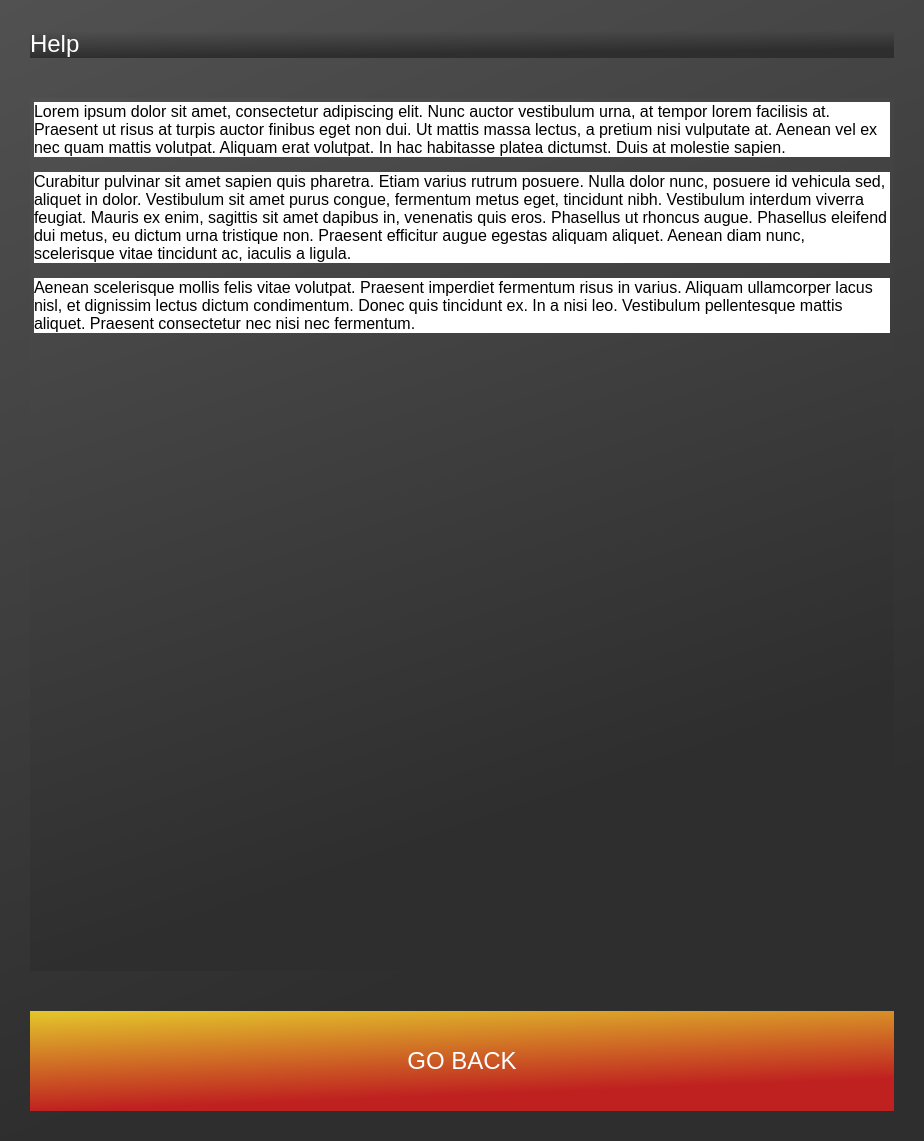
hunterjreid/HomeScan, file router/help.ui: the form before one commit.
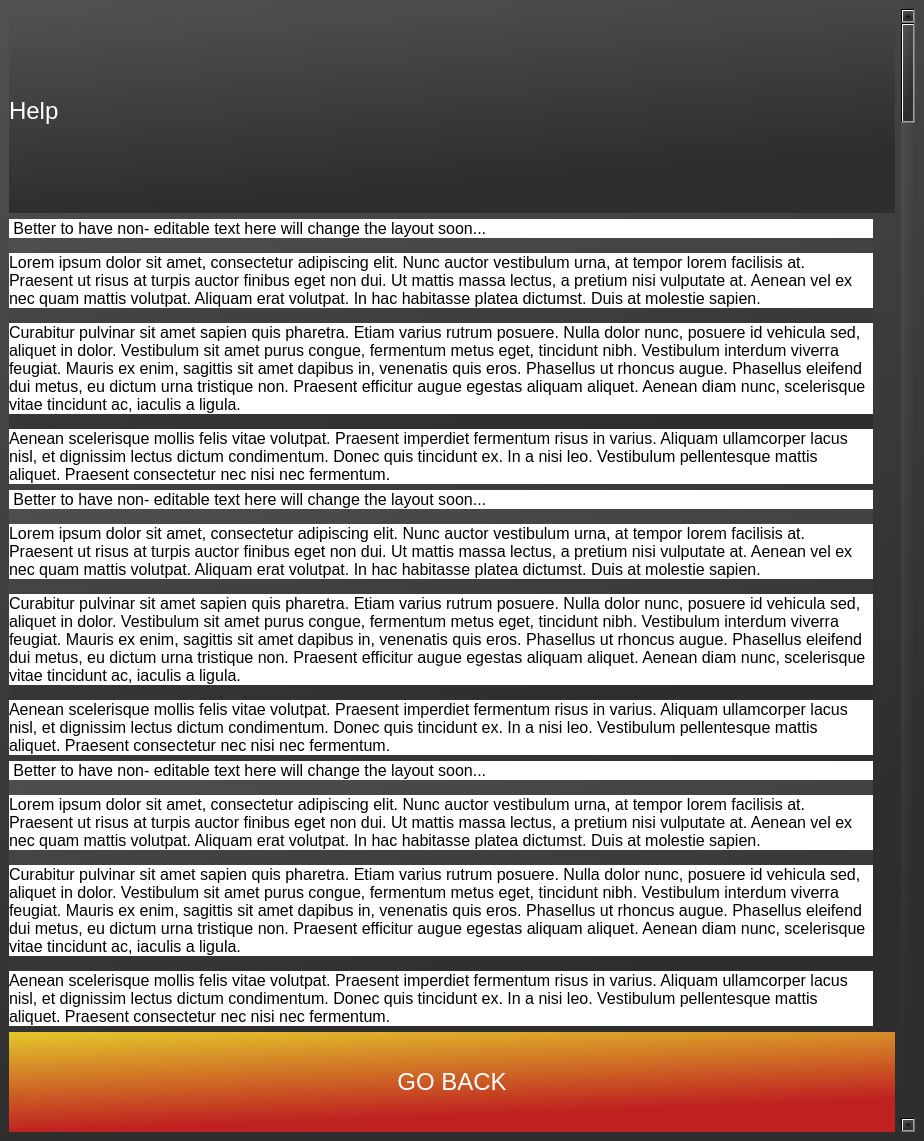
The form after the commit.

Commit message: changed help to non-editable text

The edit to the form file:
```diff
--- a/router/help.ui
+++ b/router/help.ui
@@ -18,22 +18,11 @@
 background-color: qlineargradient(spread:pad, x1:0, y1:0, x2:0.306, y2:0.909091, stop:0 rgba(81, 81, 81, 255), stop:1 rgba(46, 46, 46, 255));</string>
   </property>
   <widget class="QWidget" name="app">
+   <layout class="QVBoxLayout" name="verticalLayout_2">
+    <item>
+     <layout class="QHBoxLayout" name="horizontalLayout">
+      <item>
    <layout class="QVBoxLayout" name="verticalLayout">
-    <property name="spacing">
-     <number>40</number>
-    </property>
-    <property name="leftMargin">
-     <number>30</number>
-    </property>
-    <property name="topMargin">
-     <number>30</number>
-    </property>
-    <property name="rightMargin">
-     <number>30</number>
-    </property>
-    <property name="bottomMargin">
-     <number>30</number>
-    </property>
     <item>
      <widget class="QLabel" name="label">
       <property name="styleSheet">
@@ -47,18 +36,71 @@
      </widget>
     </item>
     <item>
-     <widget class="QTextEdit" name="textEdit">
-      <property name="styleSheet">
-       <string notr="true">font-size:20px;</string>
-      </property>
-      <property name="html">
+         <widget class="QLabel" name="Help_par3">
+          <property name="maximumSize">
+           <size>
+            <width>864</width>
+            <height>16777215</height>
+           </size>
+          </property>
+          <property name="text">
        <string>&lt;!DOCTYPE HTML PUBLIC &quot;-//W3C//DTD HTML 4.0//EN&quot; &quot;http://www.w3.org/TR/REC-html40/strict.dtd&quot;&gt;
 &lt;html&gt;&lt;head&gt;&lt;meta name=&quot;qrichtext&quot; content=&quot;1&quot; /&gt;&lt;style type=&quot;text/css&quot;&gt;
 p, li { white-space: pre-wrap; }
-&lt;/style&gt;&lt;/head&gt;&lt;body style=&quot; font-family:'MS Shell Dlg 2'; font-size:20px; font-weight:400; font-style:normal;&quot;&gt;
+&lt;/style&gt;&lt;/head&gt;&lt;body style=&quot; font-family:'MS Shell Dlg 2'; font-size:8pt; font-weight:400; font-style:normal;&quot;&gt;
+&lt;p style=&quot; margin-top:0px; margin-bottom:15px; margin-left:0px; margin-right:0px; -qt-block-indent:0; text-indent:0px; background-color:#ffffff;&quot;&gt;&lt;span style=&quot; font-family:'Open Sans,Arial,sans-serif'; font-size:12pt; color:#000000; background-color:#ffffff;&quot;&gt; Better to have non- editable text here will change the layout soon...&lt;/span&gt;&lt;/p&gt;
 &lt;p style=&quot; margin-top:0px; margin-bottom:15px; margin-left:0px; margin-right:0px; -qt-block-indent:0; text-indent:0px; background-color:#ffffff;&quot;&gt;&lt;span style=&quot; font-family:'Open Sans,Arial,sans-serif'; font-size:12pt; color:#000000; background-color:#ffffff;&quot;&gt;Lorem ipsum dolor sit amet, consectetur adipiscing elit. Nunc auctor vestibulum urna, at tempor lorem facilisis at. Praesent ut risus at turpis auctor finibus eget non dui. Ut mattis massa lectus, a pretium nisi vulputate at. Aenean vel ex nec quam mattis volutpat. Aliquam erat volutpat. In hac habitasse platea dictumst. Duis at molestie sapien.&lt;/span&gt;&lt;/p&gt;
 &lt;p style=&quot; margin-top:0px; margin-bottom:15px; margin-left:0px; margin-right:0px; -qt-block-indent:0; text-indent:0px; background-color:#ffffff;&quot;&gt;&lt;span style=&quot; font-family:'Open Sans,Arial,sans-serif'; font-size:12pt; color:#000000; background-color:#ffffff;&quot;&gt;Curabitur pulvinar sit amet sapien quis pharetra. Etiam varius rutrum posuere. Nulla dolor nunc, posuere id vehicula sed, aliquet in dolor. Vestibulum sit amet purus congue, fermentum metus eget, tincidunt nibh. Vestibulum interdum viverra feugiat. Mauris ex enim, sagittis sit amet dapibus in, venenatis quis eros. Phasellus ut rhoncus augue. Phasellus eleifend dui metus, eu dictum urna tristique non. Praesent efficitur augue egestas aliquam aliquet. Aenean diam nunc, scelerisque vitae tincidunt ac, iaculis a ligula.&lt;/span&gt;&lt;/p&gt;
 &lt;p style=&quot; margin-top:0px; margin-bottom:15px; margin-left:0px; margin-right:0px; -qt-block-indent:0; text-indent:0px; background-color:#ffffff;&quot;&gt;&lt;span style=&quot; font-family:'Open Sans,Arial,sans-serif'; font-size:12pt; color:#000000; background-color:#ffffff;&quot;&gt;Aenean scelerisque mollis felis vitae volutpat. Praesent imperdiet fermentum risus in varius. Aliquam ullamcorper lacus nisl, et dignissim lectus dictum condimentum. Donec quis tincidunt ex. In a nisi leo. Vestibulum pellentesque mattis aliquet. Praesent consectetur nec nisi nec fermentum.&lt;/span&gt;&lt;/p&gt;&lt;/body&gt;&lt;/html&gt;</string>
+          </property>
+          <property name="wordWrap">
+           <bool>true</bool>
+          </property>
+         </widget>
+        </item>
+        <item>
+         <widget class="QLabel" name="Help_par2">
+          <property name="maximumSize">
+           <size>
+            <width>864</width>
+            <height>16777215</height>
+           </size>
+          </property>
+          <property name="text">
+           <string>&lt;!DOCTYPE HTML PUBLIC &quot;-//W3C//DTD HTML 4.0//EN&quot; &quot;http://www.w3.org/TR/REC-html40/strict.dtd&quot;&gt;
+&lt;html&gt;&lt;head&gt;&lt;meta name=&quot;qrichtext&quot; content=&quot;1&quot; /&gt;&lt;style type=&quot;text/css&quot;&gt;
+p, li { white-space: pre-wrap; }
+&lt;/style&gt;&lt;/head&gt;&lt;body style=&quot; font-family:'MS Shell Dlg 2'; font-size:8pt; font-weight:400; font-style:normal;&quot;&gt;
+&lt;p style=&quot; margin-top:0px; margin-bottom:15px; margin-left:0px; margin-right:0px; -qt-block-indent:0; text-indent:0px; background-color:#ffffff;&quot;&gt;&lt;span style=&quot; font-family:'Open Sans,Arial,sans-serif'; font-size:12pt; color:#000000; background-color:#ffffff;&quot;&gt; Better to have non- editable text here will change the layout soon...&lt;/span&gt;&lt;/p&gt;
+&lt;p style=&quot; margin-top:0px; margin-bottom:15px; margin-left:0px; margin-right:0px; -qt-block-indent:0; text-indent:0px; background-color:#ffffff;&quot;&gt;&lt;span style=&quot; font-family:'Open Sans,Arial,sans-serif'; font-size:12pt; color:#000000; background-color:#ffffff;&quot;&gt;Lorem ipsum dolor sit amet, consectetur adipiscing elit. Nunc auctor vestibulum urna, at tempor lorem facilisis at. Praesent ut risus at turpis auctor finibus eget non dui. Ut mattis massa lectus, a pretium nisi vulputate at. Aenean vel ex nec quam mattis volutpat. Aliquam erat volutpat. In hac habitasse platea dictumst. Duis at molestie sapien.&lt;/span&gt;&lt;/p&gt;
+&lt;p style=&quot; margin-top:0px; margin-bottom:15px; margin-left:0px; margin-right:0px; -qt-block-indent:0; text-indent:0px; background-color:#ffffff;&quot;&gt;&lt;span style=&quot; font-family:'Open Sans,Arial,sans-serif'; font-size:12pt; color:#000000; background-color:#ffffff;&quot;&gt;Curabitur pulvinar sit amet sapien quis pharetra. Etiam varius rutrum posuere. Nulla dolor nunc, posuere id vehicula sed, aliquet in dolor. Vestibulum sit amet purus congue, fermentum metus eget, tincidunt nibh. Vestibulum interdum viverra feugiat. Mauris ex enim, sagittis sit amet dapibus in, venenatis quis eros. Phasellus ut rhoncus augue. Phasellus eleifend dui metus, eu dictum urna tristique non. Praesent efficitur augue egestas aliquam aliquet. Aenean diam nunc, scelerisque vitae tincidunt ac, iaculis a ligula.&lt;/span&gt;&lt;/p&gt;
+&lt;p style=&quot; margin-top:0px; margin-bottom:15px; margin-left:0px; margin-right:0px; -qt-block-indent:0; text-indent:0px; background-color:#ffffff;&quot;&gt;&lt;span style=&quot; font-family:'Open Sans,Arial,sans-serif'; font-size:12pt; color:#000000; background-color:#ffffff;&quot;&gt;Aenean scelerisque mollis felis vitae volutpat. Praesent imperdiet fermentum risus in varius. Aliquam ullamcorper lacus nisl, et dignissim lectus dictum condimentum. Donec quis tincidunt ex. In a nisi leo. Vestibulum pellentesque mattis aliquet. Praesent consectetur nec nisi nec fermentum.&lt;/span&gt;&lt;/p&gt;&lt;/body&gt;&lt;/html&gt;</string>
+          </property>
+          <property name="wordWrap">
+           <bool>true</bool>
+          </property>
+         </widget>
+        </item>
+        <item>
+         <widget class="QLabel" name="Help_par1">
+          <property name="maximumSize">
+           <size>
+            <width>864</width>
+            <height>16777215</height>
+           </size>
+          </property>
+          <property name="text">
+           <string>&lt;!DOCTYPE HTML PUBLIC &quot;-//W3C//DTD HTML 4.0//EN&quot; &quot;http://www.w3.org/TR/REC-html40/strict.dtd&quot;&gt;
+&lt;html&gt;&lt;head&gt;&lt;meta name=&quot;qrichtext&quot; content=&quot;1&quot; /&gt;&lt;style type=&quot;text/css&quot;&gt;
+p, li { white-space: pre-wrap; }
+&lt;/style&gt;&lt;/head&gt;&lt;body style=&quot; font-family:'MS Shell Dlg 2'; font-size:8pt; font-weight:400; font-style:normal;&quot;&gt;
+&lt;p style=&quot; margin-top:0px; margin-bottom:15px; margin-left:0px; margin-right:0px; -qt-block-indent:0; text-indent:0px; background-color:#ffffff;&quot;&gt;&lt;span style=&quot; font-family:'Open Sans,Arial,sans-serif'; font-size:12pt; color:#000000; background-color:#ffffff;&quot;&gt; Better to have non- editable text here will change the layout soon...&lt;/span&gt;&lt;/p&gt;
+&lt;p style=&quot; margin-top:0px; margin-bottom:15px; margin-left:0px; margin-right:0px; -qt-block-indent:0; text-indent:0px; background-color:#ffffff;&quot;&gt;&lt;span style=&quot; font-family:'Open Sans,Arial,sans-serif'; font-size:12pt; color:#000000; background-color:#ffffff;&quot;&gt;Lorem ipsum dolor sit amet, consectetur adipiscing elit. Nunc auctor vestibulum urna, at tempor lorem facilisis at. Praesent ut risus at turpis auctor finibus eget non dui. Ut mattis massa lectus, a pretium nisi vulputate at. Aenean vel ex nec quam mattis volutpat. Aliquam erat volutpat. In hac habitasse platea dictumst. Duis at molestie sapien.&lt;/span&gt;&lt;/p&gt;
+&lt;p style=&quot; margin-top:0px; margin-bottom:15px; margin-left:0px; margin-right:0px; -qt-block-indent:0; text-indent:0px; background-color:#ffffff;&quot;&gt;&lt;span style=&quot; font-family:'Open Sans,Arial,sans-serif'; font-size:12pt; color:#000000; background-color:#ffffff;&quot;&gt;Curabitur pulvinar sit amet sapien quis pharetra. Etiam varius rutrum posuere. Nulla dolor nunc, posuere id vehicula sed, aliquet in dolor. Vestibulum sit amet purus congue, fermentum metus eget, tincidunt nibh. Vestibulum interdum viverra feugiat. Mauris ex enim, sagittis sit amet dapibus in, venenatis quis eros. Phasellus ut rhoncus augue. Phasellus eleifend dui metus, eu dictum urna tristique non. Praesent efficitur augue egestas aliquam aliquet. Aenean diam nunc, scelerisque vitae tincidunt ac, iaculis a ligula.&lt;/span&gt;&lt;/p&gt;
+&lt;p style=&quot; margin-top:0px; margin-bottom:15px; margin-left:0px; margin-right:0px; -qt-block-indent:0; text-indent:0px; background-color:#ffffff;&quot;&gt;&lt;span style=&quot; font-family:'Open Sans,Arial,sans-serif'; font-size:12pt; color:#000000; background-color:#ffffff;&quot;&gt;Aenean scelerisque mollis felis vitae volutpat. Praesent imperdiet fermentum risus in varius. Aliquam ullamcorper lacus nisl, et dignissim lectus dictum condimentum. Donec quis tincidunt ex. In a nisi leo. Vestibulum pellentesque mattis aliquet. Praesent consectetur nec nisi nec fermentum.&lt;/span&gt;&lt;/p&gt;&lt;/body&gt;&lt;/html&gt;</string>
+          </property>
+          <property name="wordWrap">
+           <bool>true</bool>
       </property>
      </widget>
     </item>
@@ -79,6 +121,23 @@
        <string>GO BACK</string>
       </property>
      </widget>
+        </item>
+       </layout>
+      </item>
+      <item>
+       <widget class="QScrollBar" name="verticalScrollBar">
+        <property name="sizePolicy">
+         <sizepolicy hsizetype="Fixed" vsizetype="Minimum">
+          <horstretch>0</horstretch>
+          <verstretch>0</verstretch>
+         </sizepolicy>
+        </property>
+        <property name="orientation">
+         <enum>Qt::Vertical</enum>
+        </property>
+       </widget>
+      </item>
+     </layout>
     </item>
    </layout>
   </widget>
```
Left out of the diff: 2 changed lines with no effect on the pictures. Lines whose indentation alone changed are shown as unchanged. The commit also changes 2 other files.
